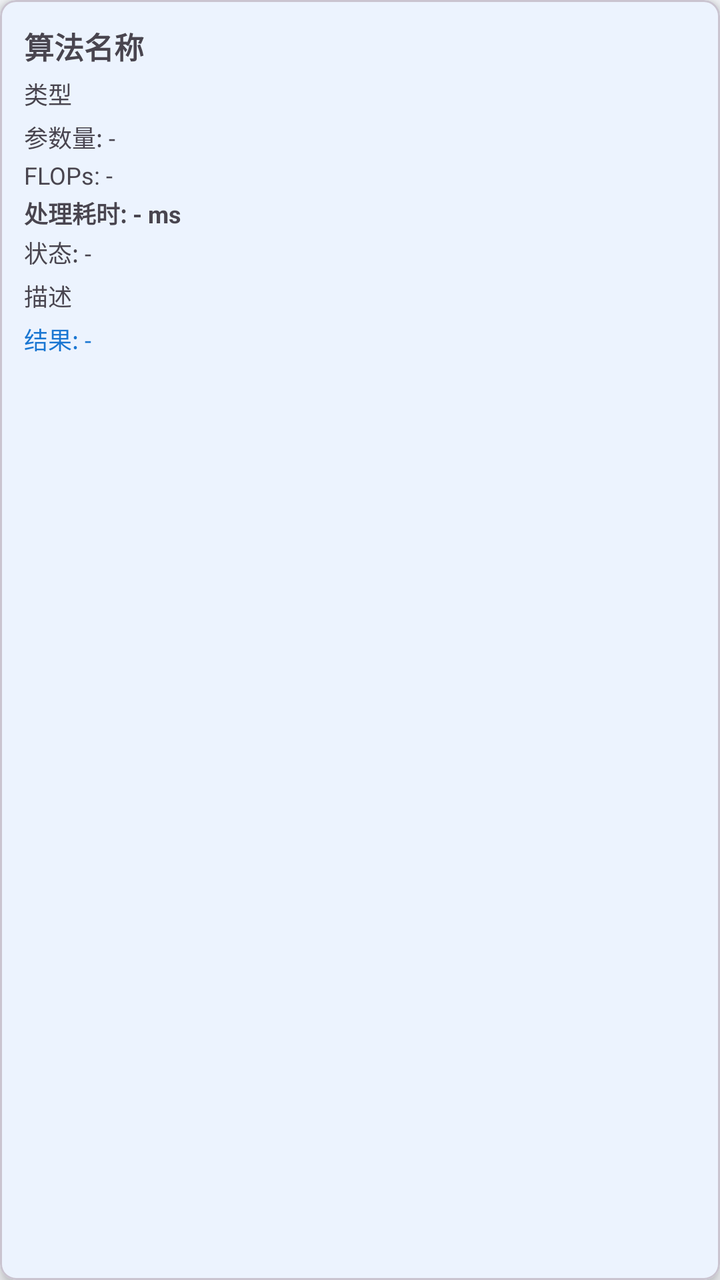
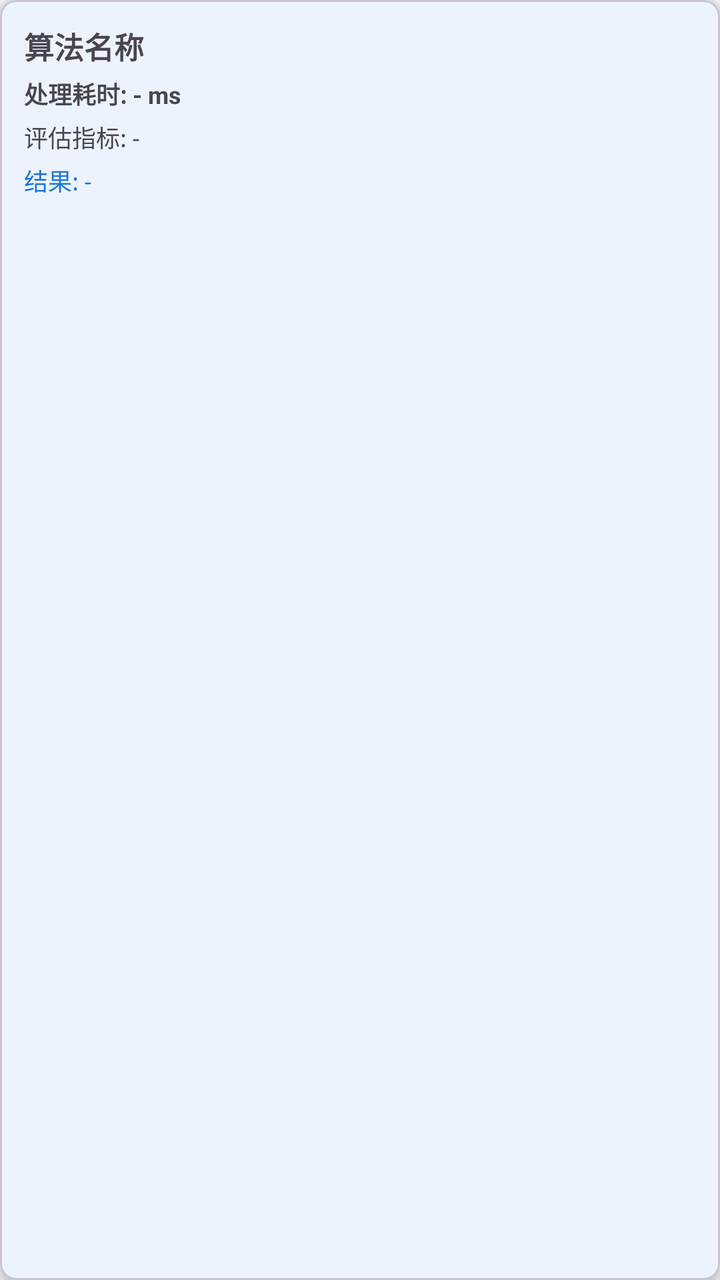

Two renders of the same Android screen: before a commit and after it. Below are the layout's source before the change and the commit's diff.
<!-- AndroidManifest.xml: application theme Theme.Dehaze -->
<!-- res/layout/item_algorithm_compare_result.xml -->
<?xml version="1.0" encoding="utf-8"?>
<com.google.android.material.card.MaterialCardView xmlns:android="http://schemas.android.com/apk/res/android"
    xmlns:app="http://schemas.android.com/apk/res-auto"
    android:layout_width="280dp"
    android:layout_height="wrap_content"
    android:layout_margin="8dp"
    app:cardCornerRadius="8dp"
    app:cardElevation="4dp">

    <LinearLayout
        android:layout_width="match_parent"
        android:layout_height="wrap_content"
        android:orientation="vertical"
        android:padding="12dp">

        <TextView
            android:id="@+id/tv_name"
            android:layout_width="match_parent"
            android:layout_height="wrap_content"
            android:text="算法名称"
            android:textSize="15sp"
            android:textStyle="bold" />

        <TextView
            android:id="@+id/tv_type"
            android:layout_width="match_parent"
            android:layout_height="wrap_content"
            android:layout_marginTop="4dp"
            android:text="类型"
            android:textSize="12sp" />

        <TextView
            android:id="@+id/tv_params"
            android:layout_width="match_parent"
            android:layout_height="wrap_content"
            android:layout_marginTop="4dp"
            android:text="参数量: -"
            android:textSize="12sp" />

        <TextView
            android:id="@+id/tv_flops"
            android:layout_width="match_parent"
            android:layout_height="wrap_content"
            android:layout_marginTop="2dp"
            android:text="FLOPs: -"
            android:textSize="12sp" />

        <TextView
            android:id="@+id/tv_process_time"
            android:layout_width="match_parent"
            android:layout_height="wrap_content"
            android:layout_marginTop="2dp"
            android:text="处理耗时: - ms"
            android:textSize="12sp"
            android:textStyle="bold" />

        <TextView
            android:id="@+id/tv_status"
            android:layout_width="match_parent"
            android:layout_height="wrap_content"
            android:layout_marginTop="2dp"
            android:text="状态: -"
            android:textSize="12sp" />

        <TextView
            android:id="@+id/tv_description"
            android:layout_width="match_parent"
            android:layout_height="wrap_content"
            android:layout_marginTop="4dp"
            android:ellipsize="end"
            android:maxLines="3"
            android:text="描述"
            android:textSize="12sp" />

        <TextView
            android:id="@+id/tv_result_url"
            android:layout_width="match_parent"
            android:layout_height="wrap_content"
            android:layout_marginTop="4dp"
            android:ellipsize="end"
            android:maxLines="1"
            android:text="结果: -"
            android:textColor="#1976D2"
            android:textSize="12sp" />
    </LinearLayout>

</com.google.android.material.card.MaterialCardView>
<!-- resources referenced by this layout -->
<resources>
  <style name="Theme.Dehaze" parent="Base.Theme.Dehaze">
          
          <item name="colorPrimary">@color/brand_primary</item>
          <item name="colorPrimaryVariant">@color/brand_primary_dark</item>
          <item name="colorOnPrimary">@color/white</item>
          <item name="colorSecondary">@color/brand_secondary</item>
          <item name="colorOnSecondary">@color/white</item>
          <item name="android:colorBackground">@color/bg_page</item>
          <item name="colorSurface">@color/bg_card</item>
          <item name="android:statusBarColor">@color/brand_primary</item>
      </style>
  <style name="Base.Theme.Dehaze" parent="Theme.Material3.DayNight.NoActionBar">
          
          <item name="colorPrimary">@color/brand_primary</item>
          <item name="colorPrimaryVariant">@color/brand_primary_dark</item>
          <item name="colorOnPrimary">@color/white</item>
          
          <item name="colorSecondary">@color/brand_secondary</item>
          <item name="colorOnSecondary">@color/white</item>
          
          <item name="android:colorBackground">@color/bg_page</item>
          <item name="colorSurface">@color/bg_card</item>
          <item name="colorOnSurface">@color/text_primary</item>
          
          <item name="colorError">@color/color_error</item>
          
          <item name="android:statusBarColor">@color/brand_primary</item>
          <item name="android:windowLightStatusBar">false</item>
          
          <item name="android:fontFamily">sans-serif</item>
          <item name="android:textColorPrimary">@color/text_primary</item>
          <item name="android:textColorSecondary">@color/text_secondary</item>
      </style>
  <color name="brand_primary">#FF3B82F6</color>
  <color name="brand_primary_dark">#FF6366F1</color>
  <color name="white">#FFFFFFFF</color>
  <color name="brand_secondary">#FF4285F4</color>
  <color name="bg_page">#FFF5F7FA</color>
  <color name="bg_card">#FFFFFFFF</color>
  <color name="text_primary">#FF1F2937</color>
  <color name="color_error">#FFF44336</color>
  <color name="text_secondary">#FF6B7280</color>
</resources>

<!-- the commit's change to res/layout/item_algorithm_compare_result.xml (unified diff, before → after) -->
@@ -22,54 +22,20 @@
             android:textStyle="bold" />
 
         <TextView
-            android:id="@+id/tv_type"
+            android:id="@+id/tv_process_time"
             android:layout_width="match_parent"
             android:layout_height="wrap_content"
             android:layout_marginTop="4dp"
-            android:text="类型"
-            android:textSize="12sp" />
-
-        <TextView
-            android:id="@+id/tv_params"
-            android:layout_width="match_parent"
-            android:layout_height="wrap_content"
-            android:layout_marginTop="4dp"
-            android:text="参数量: -"
-            android:textSize="12sp" />
-
-        <TextView
-            android:id="@+id/tv_flops"
-            android:layout_width="match_parent"
-            android:layout_height="wrap_content"
-            android:layout_marginTop="2dp"
-            android:text="FLOPs: -"
-            android:textSize="12sp" />
-
-        <TextView
-            android:id="@+id/tv_process_time"
-            android:layout_width="match_parent"
-            android:layout_height="wrap_content"
-            android:layout_marginTop="2dp"
             android:text="处理耗时: - ms"
             android:textSize="12sp"
             android:textStyle="bold" />
 
         <TextView
-            android:id="@+id/tv_status"
-            android:layout_width="match_parent"
-            android:layout_height="wrap_content"
-            android:layout_marginTop="2dp"
-            android:text="状态: -"
-            android:textSize="12sp" />
-
-        <TextView
-            android:id="@+id/tv_description"
+            android:id="@+id/tv_metrics"
             android:layout_width="match_parent"
             android:layout_height="wrap_content"
             android:layout_marginTop="4dp"
-            android:ellipsize="end"
-            android:maxLines="3"
-            android:text="描述"
+            android:text="评估指标: -"
             android:textSize="12sp" />
 
         <TextView
